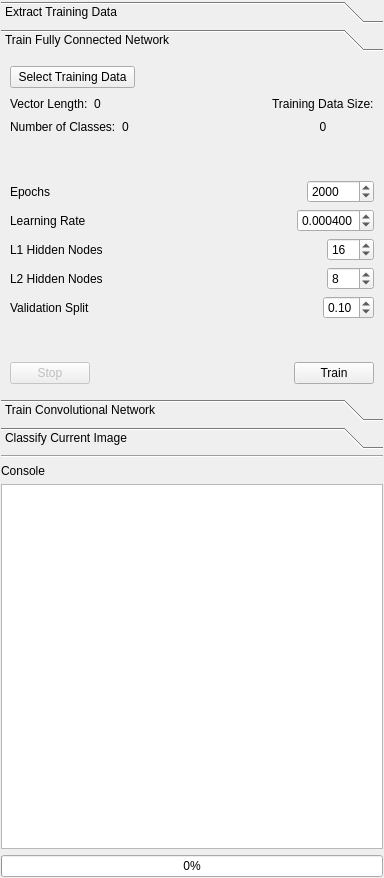
The window that nenetic/gui/toolkit_widget.ui (persts/Nenetic) describes before a commit, drawn with Qt 5.
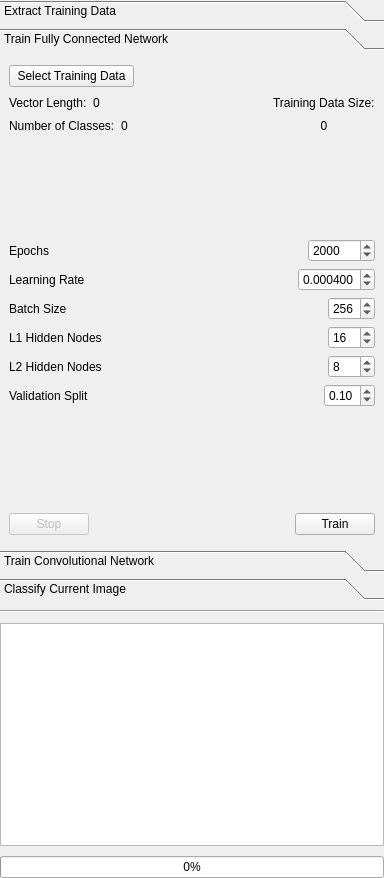
The same window after the commit. The open tabs and pages were chosen to show the change.

Commit message: GUI additions and performance boosts

```diff
--- a/nenetic/gui/toolkit_widget.ui
+++ b/nenetic/gui/toolkit_widget.ui
@@ -14,24 +14,27 @@
    <string>Form</string>
   </property>
   <layout class="QVBoxLayout" name="verticalLayout">
+   <property name="spacing">
+    <number>10</number>
+   </property>
    <property name="leftMargin">
-    <number>1</number>
+    <number>0</number>
    </property>
    <property name="topMargin">
-    <number>1</number>
+    <number>0</number>
    </property>
    <property name="rightMargin">
-    <number>1</number>
+    <number>0</number>
    </property>
    <property name="bottomMargin">
-    <number>1</number>
+    <number>0</number>
    </property>
    <item>
     <widget class="QToolBox" name="toolBox">
      <property name="minimumSize">
       <size>
        <width>300</width>
-       <height>0</height>
+       <height>600</height>
       </size>
      </property>
      <property name="maximumSize">
@@ -387,7 +390,7 @@
           <attribute name="title">
            <string>Region</string>
           </attribute>
-          <layout class="QVBoxLayout" name="verticalLayout_5">
+          <layout class="QVBoxLayout" name="verticalLayout_2">
            <item>
             <widget class="QTextBrowser" name="textBrowser_5">
              <property name="sizePolicy">
@@ -511,14 +514,14 @@
        <rect>
         <x>0</x>
         <y>0</y>
-        <width>382</width>
-        <height>399</height>
+        <width>315</width>
+        <height>351</height>
        </rect>
       </property>
       <attribute name="label">
        <string>Train Fully Connected Network</string>
       </attribute>
-      <layout class="QVBoxLayout" name="verticalLayout_2">
+      <layout class="QVBoxLayout" name="verticalLayout_7">
        <item>
         <layout class="QGridLayout" name="gridLayout">
          <item row="0" column="0" colspan="3">
@@ -697,6 +700,43 @@
          </item>
         </layout>
        </item>
+       <item>
+        <layout class="QHBoxLayout" name="horizontalLayout_4">
+         <item>
+          <widget class="QLabel" name="label">
+           <property name="text">
+            <string>Batch Size</string>
+           </property>
+          </widget>
+         </item>
+         <item>
+          <spacer name="horizontalSpacer_7">
+           <property name="orientation">
+            <enum>Qt::Horizontal</enum>
+           </property>
+           <property name="sizeHint" stdset="0">
+            <size>
+             <width>40</width>
+             <height>20</height>
+            </size>
+           </property>
+          </spacer>
+         </item>
+         <item>
+          <widget class="QSpinBox" name="spinBoxBatchSize">
+           <property name="minimum">
+            <number>32</number>
+           </property>
+           <property name="maximum">
+            <number>512</number>
+           </property>
+           <property name="value">
+            <number>256</number>
+           </property>
+          </widget>
+         </item>
+        </layout>
+       </item>
        <item>
         <layout class="QGridLayout" name="gridLayout_5">
          <item row="0" column="0">
@@ -1379,24 +1419,11 @@
    </item>
    <item>
     <widget class="Line" name="line">
-     <property name="maximumSize">
-      <size>
-       <width>16777215</width>
-       <height>16777215</height>
-      </size>
-     </property>
      <property name="orientation">
       <enum>Qt::Horizontal</enum>
      </property>
     </widget>
    </item>
-   <item>
-    <widget class="QLabel" name="label">
-     <property name="text">
-      <string>Console</string>
-     </property>
-    </widget>
-   </item>
    <item>
     <widget class="QTextBrowser" name="textBrowserConsole">
      <property name="styleSheet">
```
Left out of the diff: 82 changed lines with no effect on the pictures. The commit also changes 6 other files.
